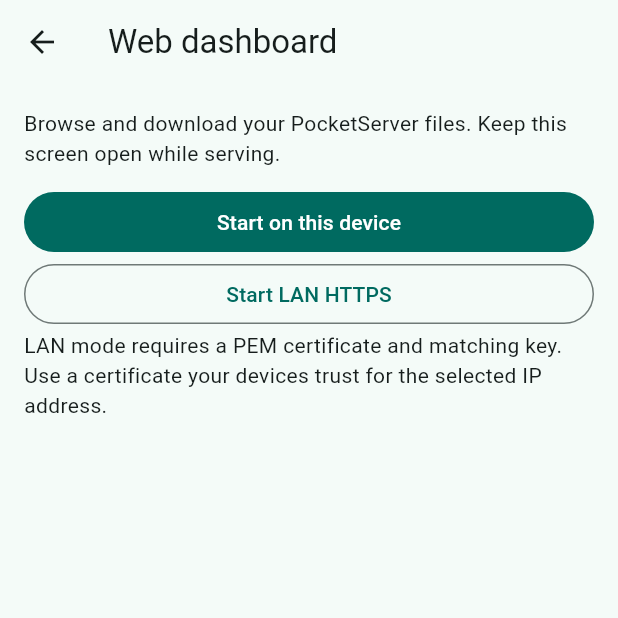
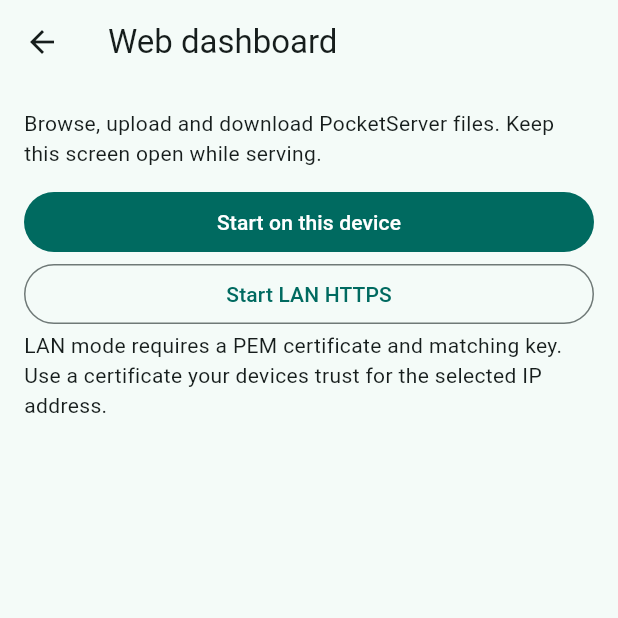
Before and after one commit to CarlosPeterDev/PocketServer, a Flutter app: the DashboardPage screen opened directly, on a phone screen of 412 x 824 dp, the top half of it. Run offline on Flutter 3.47's test engine with Material 3 defaults, Android fonts, the phone set to English and light mode, and no system bars; our stand-ins replace material_ui, open_filex; missing offline and left inert: file_selector.

Commit message:
Add authenticated browser uploads to PocketServer Files

```diff
--- a/apps/pocketserver_flutter/lib/dashboard_page.dart
+++ b/apps/pocketserver_flutter/lib/dashboard_page.dart
@@ -115,7 +115,7 @@ class _DashboardPageState extends State<DashboardPage> {
         padding: const EdgeInsets.all(16),
         children: [
           if (server == null) ...[
-            const Text('Browse and download your PocketServer files. Keep this screen open while serving.'),
+            const Text('Browse, upload and download PocketServer files. Keep this screen open while serving.'),
             const SizedBox(height: 12),
             FilledButton(
               onPressed: _busy ? null : () => _start(lan: false),
--- a/apps/pocketserver_flutter/lib/dashboard_server.dart
+++ b/apps/pocketserver_flutter/lib/dashboard_server.dart
@@ -11,6 +11,8 @@ class DashboardServer {
   final FileLibrary library;
   final String password;
   final Uri url;
+  bool _uploading = false;
+  static const _maxUploadBytes = 1024 * 1024 * 1024;
 
   static Future<DashboardServer> start(
     FileLibrary library, {
@@ -69,7 +71,7 @@ class DashboardServer {
       ..set('X-Content-Type-Options', 'nosniff')
       ..set('X-Frame-Options', 'DENY')
       ..set('Referrer-Policy', 'no-referrer')
-      ..set('Content-Security-Policy', "default-src 'none'; style-src 'unsafe-inline'; frame-ancestors 'none'; base-uri 'none'");
+      ..set('Content-Security-Policy', "default-src 'none'; style-src 'unsafe-inline'; script-src 'self'; connect-src 'self'; frame-ancestors 'none'; base-uri 'none'; form-action 'none'");
     try {
       final hosts = request.headers[HttpHeaders.hostHeader];
       if (hosts == null || hosts.length != 1 || hosts.single != url.authority) {
@@ -82,12 +84,21 @@ class DashboardServer {
         headers.set(HttpHeaders.wwwAuthenticateHeader, 'Basic realm="PocketServer"');
         return;
       }
+      if (request.uri.path == '/upload') {
+        await _upload(request);
+        return;
+      }
       if (request.method != 'GET' && request.method != 'HEAD') {
         response.statusCode = HttpStatus.methodNotAllowed;
         headers.set(HttpHeaders.allowHeader, 'GET, HEAD');
         return;
       }
 
+      if (request.uri.path == '/upload.js') {
+        headers.contentType = ContentType('application', 'javascript', charset: 'utf-8');
+        if (request.method == 'GET') response.write(_uploadScript);
+        return;
+      }
       final files = await library.list();
       if (request.uri.path == '/') {
         headers.contentType = ContentType.html;
@@ -123,6 +134,53 @@ class DashboardServer {
     }
   }
 
+  Future<void> _upload(HttpRequest request) async {
+    final response = request.response;
+    if (request.method != 'PUT') {
+      response.statusCode = HttpStatus.methodNotAllowed;
+      response.headers.set(HttpHeaders.allowHeader, 'PUT');
+      return;
+    }
+    final origin = request.headers['origin'];
+    final marker = request.headers['x-pocketserver-upload'];
+    if (origin == null || origin.length != 1 || origin.single != url.origin ||
+        marker == null || marker.length != 1 || marker.single != '1') {
+      response.statusCode = HttpStatus.forbidden;
+      return;
+    }
+    final name = request.uri.queryParameters['name'] ?? '';
+    if (name.trim().isEmpty || utf8.encode(name).length > 240) {
+      response.statusCode = HttpStatus.badRequest;
+      return;
+    }
+    if (request.contentLength > _maxUploadBytes) {
+      response.statusCode = HttpStatus.requestEntityTooLarge;
+      return;
+    }
+    if (_uploading) {
+      response.statusCode = HttpStatus.conflict;
+      return;
+    }
+
+    _uploading = true;
+    var written = 0;
+    try {
+      final bytes = request.timeout(const Duration(seconds: 30)).map((chunk) {
+        written += chunk.length;
+        if (written > _maxUploadBytes) throw const _UploadLimit();
+        return chunk;
+      });
+      await library.importStream(name, bytes);
+      response.statusCode = HttpStatus.created;
+    } on _UploadLimit {
+      response.statusCode = HttpStatus.requestEntityTooLarge;
+    } on Exception {
+      response.statusCode = HttpStatus.internalServerError;
+    } finally {
+      _uploading = false;
+    }
+  }
+
   static String _id(File file) =>
       file.parent.path.split(Platform.pathSeparator).last;
 
@@ -135,7 +193,7 @@ class DashboardServer {
 <!doctype html>
 <html lang="en"><head><meta charset="utf-8">
 <meta name="viewport" content="width=device-width,initial-scale=1">
-<title>PocketServer</title>
+<title>PocketServer</title><script defer src="/upload.js"></script>
 <style>
 :root{color-scheme:light dark;font:16px system-ui,sans-serif}
 body{max-width:56rem;margin:2rem auto;padding:0 1rem}
@@ -143,8 +201,51 @@ section{border:1px solid gray;border-radius:16px;padding:1rem 1.4rem}
 li{padding:.5rem 0;overflow-wrap:anywhere} a{color:inherit}
 </style></head><body>
 <h1>PocketServer</h1><main><section><h2>Files</h2>
+<label>Choose a file <input id="file" type="file"></label>
+<button id="upload" type="button">Upload</button>
+<p id="status" role="status"></p>
 ${files.isEmpty ? '<p>No files in this library.</p>' : '<ul>$links</ul>'}
 </section></main></body></html>
 ''';
   }
 }
+
+class _UploadLimit implements Exception {
+  const _UploadLimit();
+}
+
+const _uploadScript = r'''
+const picker = document.querySelector('#file');
+const button = document.querySelector('#upload');
+const status = document.querySelector('#status');
+button.addEventListener('click', async () => {
+  const file = picker.files[0];
+  if (!file) {
+    status.textContent = 'Choose a file first.';
+    return;
+  }
+  if (file.size > 1024 * 1024 * 1024) {
+    status.textContent = 'Maximum file size is 1 GiB.';
+    return;
+  }
+  button.disabled = true;
+  status.textContent = 'Uploading…';
+  try {
+    const response = await fetch('/upload?name=' + encodeURIComponent(file.name), {
+      method: 'PUT',
+      headers: {'X-PocketServer-Upload': '1'},
+      body: file,
+      credentials: 'same-origin',
+    });
+    if (response.status === 201) {
+      location.reload();
+      return;
+    }
+    status.textContent = 'Upload failed (' + response.status + ').';
+  } catch {
+    status.textContent = 'Connection lost. Try again.';
+  } finally {
+    button.disabled = false;
+  }
+});
+''';
```
Also changed, not shown: apps/pocketserver_flutter/lib/file_library.dart (+6 -3 lines), 1 other file.
